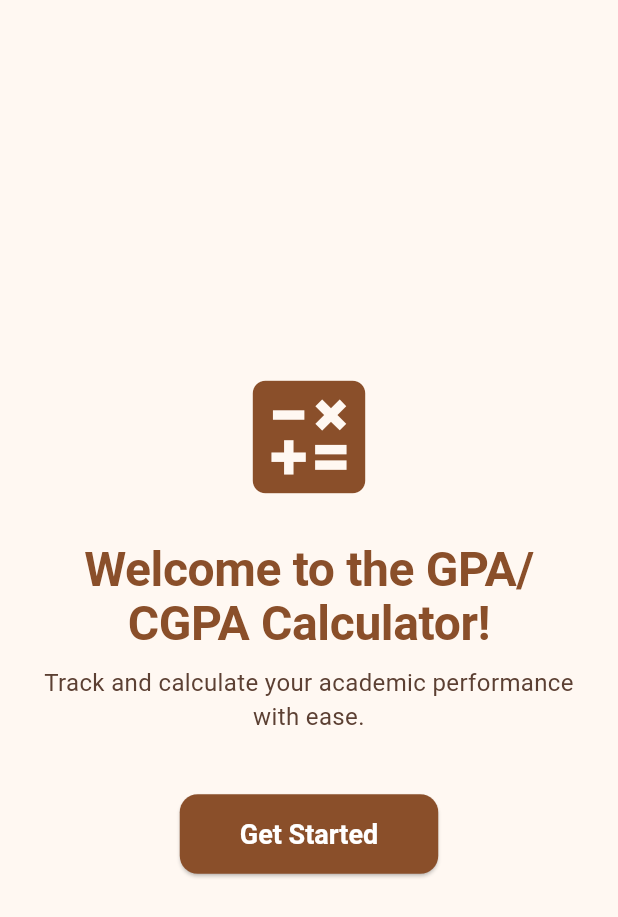
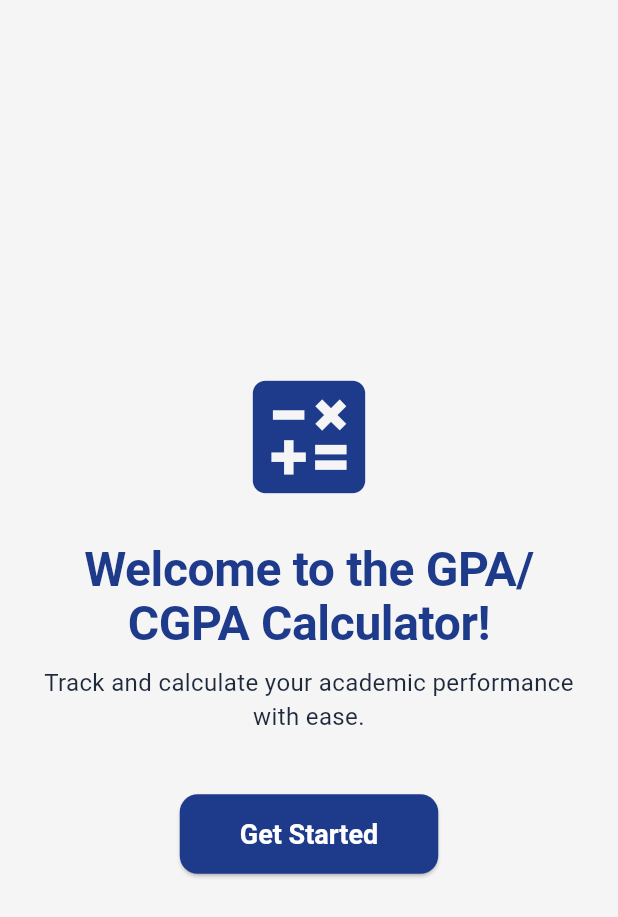
Before and after one commit to rosa12g/GPA-CGPA-calculater-, a Flutter app: the screen it shows after launch, on a phone screen of 412 x 824 dp. Shown: the top 917 px of the screen. Run offline on Flutter 3.47's test engine with Material 3 defaults, Android fonts, the phone set to English and light mode, and no system bars.

Commit message:
theme data updated

```diff
--- a/gpa_calculator/lib/main.dart
+++ b/gpa_calculator/lib/main.dart
@@ -11,60 +11,60 @@ class MyApp extends StatelessWidget {
     return MaterialApp(
       debugShowCheckedModeBanner: false,
       theme: ThemeData(
-        scaffoldBackgroundColor: Color(0xFFFFF8F2), // Creamy white
+        scaffoldBackgroundColor: Color(0xFFF5F5F5), // Light gray background
         colorScheme: ColorScheme.light(
-          primary: Color(0xFF8A4F2A), // Deep brown
+          primary: Color(0xFF1E3A8A), // Deep blue
           onPrimary: Colors.white, // White text/icons on primary color
-          secondary: Color(0xFFD57A66), // Warm coral
-          onSecondary: Colors.white,
-          surface: Color(0xFFF3E5D8), // Light beige
-          background: Color(0xFFFFF8F2), // Background color
-          error: Color(0xFFBA3F1D), // Strong red for errors
-          onSurface: Color(0xFF5C4033), // Dark brown text
+          secondary: Color(0xFF3B82F6), // Bright blue
+          onSecondary: Colors.white, // White text/icons on secondary color
+          surface: Colors.white, // White surface
+          background: Color(0xFFF5F5F5), // Light gray background
+          error: Color(0xFFDC2626), // Red for errors
+          onSurface: Color(0xFF1E293B), // Dark blue-gray text
         ),
         textTheme: TextTheme(
-          displayLarge: TextStyle(fontSize: 32, fontWeight: FontWeight.bold, color: Color(0xFF8A4F2A)),
-          displayMedium: TextStyle(fontSize: 28, fontWeight: FontWeight.bold, color: Color(0xFF8A4F2A)),
-          titleLarge: TextStyle(fontSize: 22, fontWeight: FontWeight.bold, color: Color(0xFF5C4033)),
-          bodyLarge: TextStyle(fontSize: 18, color: Color(0xFF5C4033)),
-          bodyMedium: TextStyle(fontSize: 16, color: Color(0xFF5C4033)),
-          labelLarge: TextStyle(fontSize: 18, fontWeight: FontWeight.bold, color: Color(0xFFD57A66)),
+          displayLarge: TextStyle(fontSize: 32, fontWeight: FontWeight.bold, color: Color(0xFF1E3A8A)), // Deep blue
+          displayMedium: TextStyle(fontSize: 28, fontWeight: FontWeight.bold, color: Color(0xFF1E3A8A)), // Deep blue
+          titleLarge: TextStyle(fontSize: 22, fontWeight: FontWeight.bold, color: Color(0xFF1E293B)), // Dark blue-gray
+          bodyLarge: TextStyle(fontSize: 18, color: Color(0xFF1E293B)), // Dark blue-gray
+          bodyMedium: TextStyle(fontSize: 16, color: Color(0xFF1E293B)), // Dark blue-gray
+          labelLarge: TextStyle(fontSize: 18, fontWeight: FontWeight.bold, color: Color(0xFF3B82F6)), // Bright blue
         ),
         inputDecorationTheme: InputDecorationTheme(
           filled: true,
-          fillColor: Color(0xFFF3E5D8),
+          fillColor: Colors.white, // White background for input fields
           border: OutlineInputBorder(
             borderRadius: BorderRadius.circular(12),
             borderSide: BorderSide.none,
           ),
-          labelStyle: TextStyle(color: Color(0xFF8A4F2A)),
-          hintStyle: TextStyle(color: Color(0xFFD57A66).withOpacity(0.7)),
+          labelStyle: TextStyle(color: Color(0xFF1E3A8A)), // Deep blue
+          hintStyle: TextStyle(color: Color(0xFF3B82F6).withOpacity(0.7)), // Bright blue with opacity
         ),
         elevatedButtonTheme: ElevatedButtonThemeData(
           style: ElevatedButton.styleFrom(
-            backgroundColor: Color(0xFF8A4F2A),
-            foregroundColor: Colors.white,
+            backgroundColor: Color(0xFF1E3A8A), // Deep blue
+            foregroundColor: Colors.white, // White text
             shape: RoundedRectangleBorder(borderRadius: BorderRadius.circular(12)),
             padding: EdgeInsets.symmetric(vertical: 16, horizontal: 24),
             textStyle: TextStyle(fontSize: 18, fontWeight: FontWeight.bold),
           ),
         ),
         cardTheme: CardTheme(
-          color: Color(0xFFFFF8F2),
-          elevation: 4,
+          color: Colors.white, // White background for cards
+          elevation: 4, // Subtle shadow
           shape: RoundedRectangleBorder(borderRadius: BorderRadius.circular(12)),
         ),
         appBarTheme: AppBarTheme(
-          backgroundColor: Color(0xFF8A4F2A),
-          elevation: 0,
+          backgroundColor: Color(0xFF1E3A8A), // Deep blue
+          elevation: 0, // No shadow
           titleTextStyle: TextStyle(fontSize: 24, fontWeight: FontWeight.bold, color: Colors.white),
-          iconTheme: IconThemeData(color: Colors.white),
+          iconTheme: IconThemeData(color: Colors.white), // White icons
         ),
         floatingActionButtonTheme: FloatingActionButtonThemeData(
-          backgroundColor: Color(0xFFD57A66),
+          backgroundColor: Color(0xFF3B82F6), // Bright blue
         ),
       ),
-      home: WelcomeScreen(),
+      home: WelcomeScreen(), // Replace with your home screen
     );
   }
 }
```
